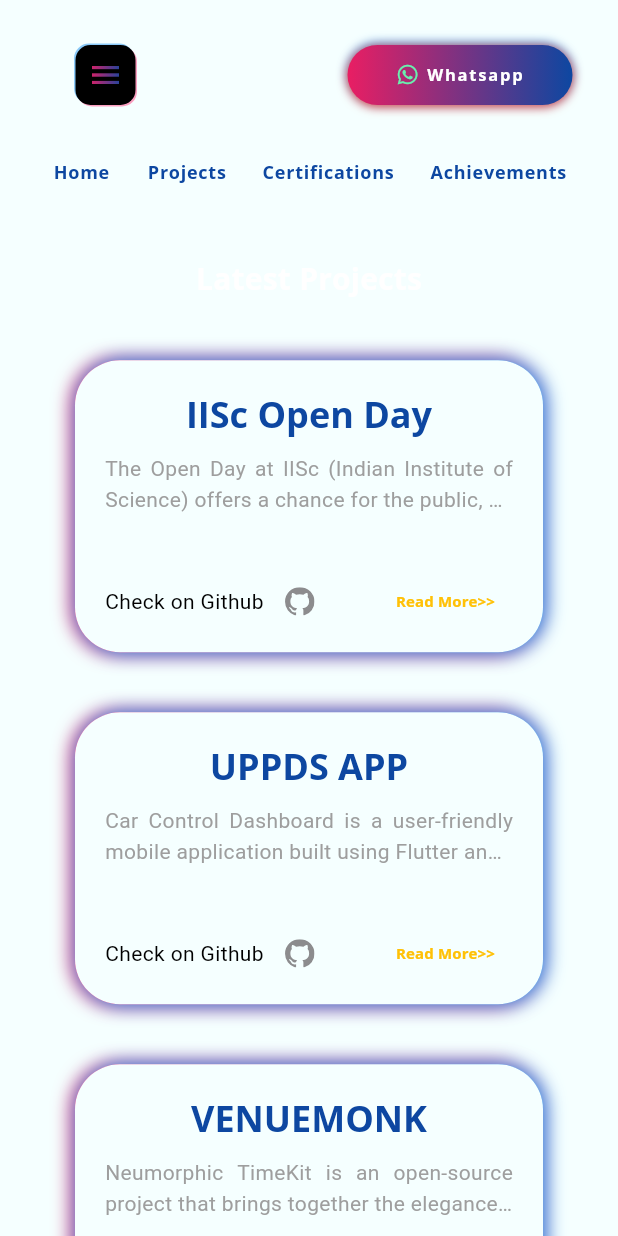
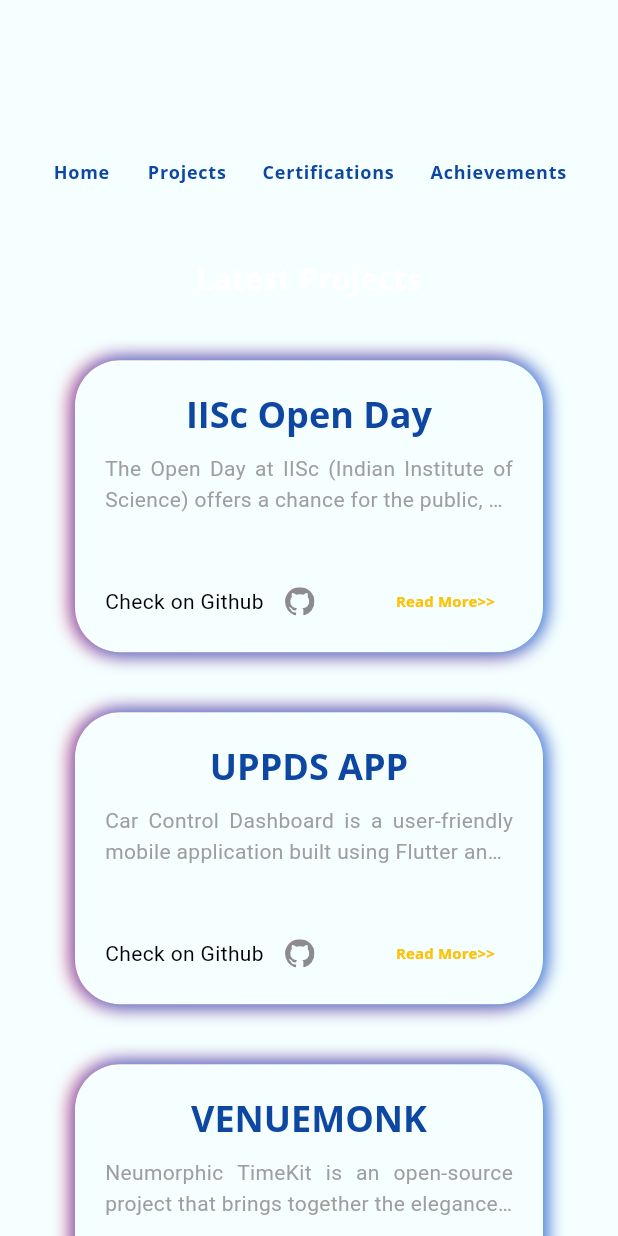
Before and after one commit to subair71/portfolio, a Flutter app: the screen it shows after launch, scrolled down 576 dp, on a phone screen of 412 x 824 dp. Run offline on Flutter 3.47's test engine with Material 3 defaults, Android fonts, the light colour scheme and no system bars; our stand-ins replace flutter_svg, font_awesome_flutter, get, google_fonts, photo_view.

Commit message:
tests updated5

```diff
--- a/lib/view/main/components/navigation_bar.dart
+++ b/lib/view/main/components/navigation_bar.dart
@@ -9,22 +9,22 @@
   @override
   Widget build(BuildContext context) {
     return Scaffold(
-      body: Row(
-        crossAxisAlignment: CrossAxisAlignment.center,
-        children: [
-          const Spacer(),
-          Padding(
-            padding: const EdgeInsets.all(defaultPadding),
-            child:!Responsive.isLargeMobile(context)? Image.asset('assets/images/triange_icon.png') : MenuButton(onTap: () => Scaffold.of(context).openDrawer(),),
-          ),
-          // if(Responsive.isLargeMobile(context)) MenuButton(),
-          const Spacer(flex: 2,),
-          if(!Responsive.isLargeMobile(context))  const NavigationButtonList(),
-          const Spacer(flex: 2,),
-          const ConnectButton(),
-          const Spacer(),
-        ],
-      ),
+      // body: Row(
+      //   crossAxisAlignment: CrossAxisAlignment.center,
+      //   children: [
+      //     const Spacer(),
+      //     Padding(
+      //       padding: const EdgeInsets.all(defaultPadding),
+      //       child:!Responsive.isLargeMobile(context)? Image.asset('assets/images/triange_icon.png') : MenuButton(onTap: () => Scaffold.of(context).openDrawer(),),
+      //     ),
+      //     // if(Responsive.isLargeMobile(context)) MenuButton(),
+      //     const Spacer(flex: 2,),
+      //     if(!Responsive.isLargeMobile(context))  const NavigationButtonList(),
+      //     const Spacer(flex: 2,),
+      //     const ConnectButton(),
+      //     const Spacer(),
+      //   ],
+      // ),
     );
   }
 }
```
